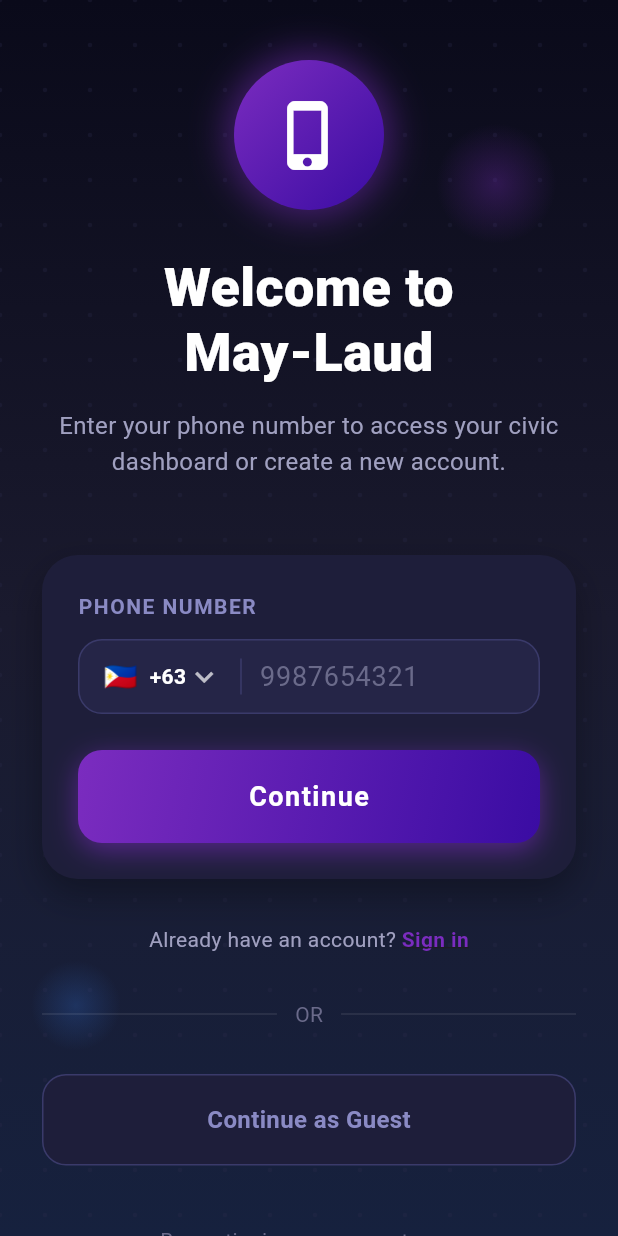
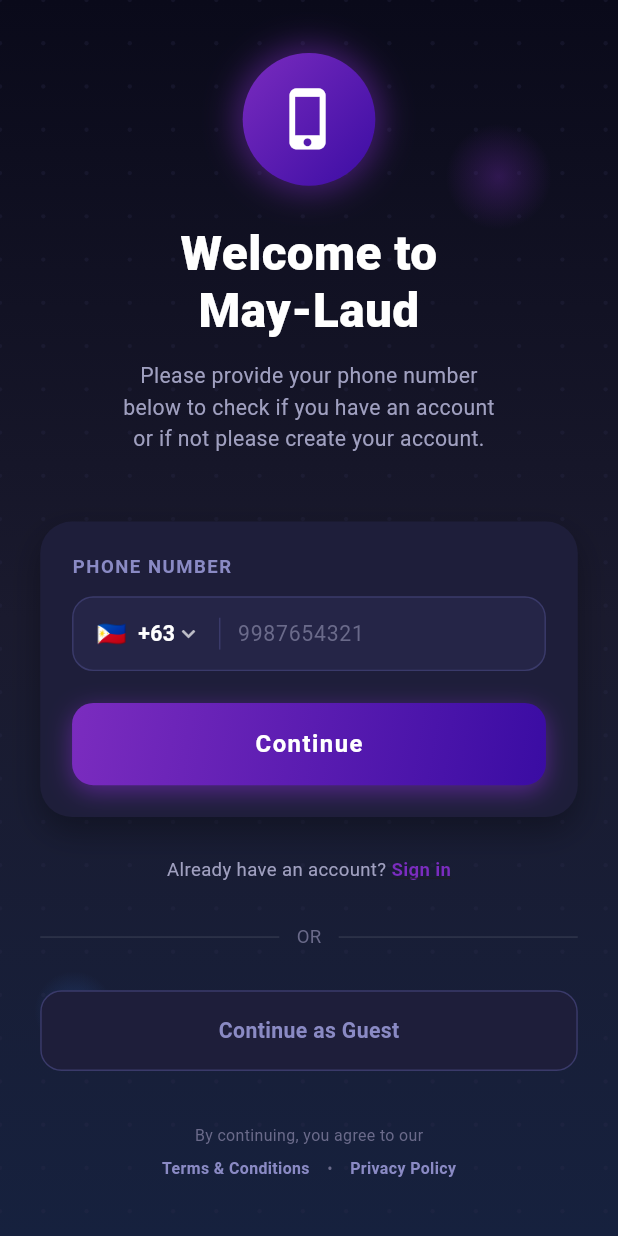
Before and after one commit to jmcallo-dev/may_laud, a Flutter app: the LoginScreen screen opened directly, on a phone screen of 412 x 824 dp. Run offline on Flutter 3.47's test engine with Material 3 defaults, Android fonts, the phone set to English and light mode, and no system bars; our stand-ins replace flutter_screenutil, flutter_svg, smooth_page_indicator.

Commit message:
changes for production

```diff
--- a/lib/user_login/login_number.dart
+++ b/lib/user_login/login_number.dart
@@ -1,9 +1,9 @@
-// ignore_for_file: deprecated_member_use
-
 import 'package:flutter/material.dart';
+import 'package:flutter/services.dart';
 import 'package:may_laud/user_login/home.dart';
 import 'package:may_laud/user_login/screens/login_screens/account_not_found_screen.dart';
 import 'package:may_laud/user_login/welcome_back.dart';
+import 'package:flutter_screenutil/flutter_screenutil.dart';
 
 void main() {
   runApp(const MyApp());
@@ -21,7 +21,7 @@ class MyApp extends StatelessWidget {
   }
 }
 
-/// ---------------- PREMIUM LOGIN SCREEN ----------------
+/// ---------------- PHONE NUMBER CHECKING LOGIN SCREEN ----------------
 class LoginScreen extends StatefulWidget {
   const LoginScreen({super.key});
 
@@ -56,8 +56,6 @@ class _LoginScreenState extends State<LoginScreen> {
 
   @override
   Widget build(BuildContext context) {
-    final size = MediaQuery.of(context).size;
-
     return Scaffold(
       backgroundColor: const Color(0xFF0A0A1A),
       body: Stack(
@@ -85,11 +83,11 @@ class _LoginScreenState extends State<LoginScreen> {
 
           // Animated floating elements
           Positioned(
-            top: size.height * 0.1,
-            right: size.width * 0.1,
+            top: 0.1.sh,
+            right: 0.1.sw,
             child: Container(
-              width: 80,
-              height: 80,
+              width: 80.w,
+              height: 80.h,
               decoration: BoxDecoration(
                 shape: BoxShape.circle,
                 gradient: RadialGradient(
@@ -103,11 +101,11 @@ class _LoginScreenState extends State<LoginScreen> {
           ),
 
           Positioned(
-            bottom: size.height * 0.15,
-            left: size.width * 0.05,
+            bottom: 0.15.sh,
+            left: 0.05.sw,
             child: Container(
-              width: 60,
-              height: 60,
+              width: 60.w,
+              height: 60.h,
               decoration: BoxDecoration(
                 shape: BoxShape.circle,
                 gradient: RadialGradient(
@@ -122,16 +120,16 @@ class _LoginScreenState extends State<LoginScreen> {
 
           SafeArea(
             child: SingleChildScrollView(
-              padding: const EdgeInsets.symmetric(horizontal: 28),
+              padding: EdgeInsets.symmetric(horizontal: 28.w),
               child: Column(
                 crossAxisAlignment: CrossAxisAlignment.center,
                 children: [
-                  const SizedBox(height: 40),
+                  SizedBox(height: 40.h),
 
                   // App Logo/Icon with glow effect
                   Container(
-                    width: 100,
-                    height: 100,
+                    width: 100.w,
+                    height: 100.h,
                     decoration: BoxDecoration(
                       shape: BoxShape.circle,
                       gradient: const LinearGradient(
@@ -145,141 +143,150 @@ class _LoginScreenState extends State<LoginScreen> {
                       boxShadow: [
                         BoxShadow(
                           color: const Color(0xFF7B2CBF).withOpacity(0.5),
-                          blurRadius: 20,
-                          spreadRadius: 5,
+                          blurRadius: 20.r,
+                          spreadRadius: 5.r,
                         ),
                       ],
                     ),
-                    child: const Center(
+                    child: Center(
                       child: Icon(
                         Icons.phone_iphone,
-                        size: 50,
+                        size: 50.sp,
                         color: Colors.white,
                       ),
                     ),
                   ),
 
-                  const SizedBox(height: 30),
+                  SizedBox(height: 30.h),
 
                   // Title
-                  const Text(
+                  Text(
                     "Welcome to\nMay‑Laud",
                     textAlign: TextAlign.center,
                     style: TextStyle(
-                      fontSize: 36,
+                      fontSize: 36.sp,
                       fontWeight: FontWeight.w800,
                       color: Colors.white,
                       height: 1.2,
                     ),
                   ),
 
-                  const SizedBox(height: 16),
+                  SizedBox(height: 16.h),
 
                   // Subtitle
-                  const Text(
-                    "Enter your phone number to access your civic dashboard or create a new account.",
+                  Text(
+                    "Please provide your phone number\nbelow to check if you have an account\nor if not please create your account.",
                     textAlign: TextAlign.center,
                     style: TextStyle(
-                      fontSize: 16,
-                      color: Color(0xFFA0A0C0),
+                      fontSize: 16.sp,
+                      color: const Color(0xFFA0A0C0),
                       height: 1.5,
                     ),
                   ),
 
-                  const SizedBox(height: 50),
+                  SizedBox(height: 50.h),
 
                   // Phone input card
                   Container(
-                    padding: const EdgeInsets.all(24),
+                    padding: EdgeInsets.all(24.r),
                     decoration: BoxDecoration(
                       color: const Color(0xFF1E1E3A),
-                      borderRadius: BorderRadius.circular(24),
+                      borderRadius: BorderRadius.circular(24.r),
                       boxShadow: [
                         BoxShadow(
                           color: Colors.black.withOpacity(0.3),
-                          blurRadius: 20,
-                          offset: const Offset(0, 10),
+                          blurRadius: 20.r,
+                          offset: Offset(0, 10.h),
                         ),
                       ],
                     ),
                     child: Column(
                       crossAxisAlignment: CrossAxisAlignment.start,
                       children: [
-                        const Text(
+                        Text(
                           "PHONE NUMBER",
                           style: TextStyle(
-                            fontSize: 14,
+                            fontSize: 14.sp,
                             fontWeight: FontWeight.w600,
-                            color: Color(0xFF8A8AC4),
+                            color: const Color(0xFF8A8AC4),
                             letterSpacing: 1,
                           ),
                         ),
-                        const SizedBox(height: 12),
+                        SizedBox(height: 12.h),
                         Container(
-                          padding: const EdgeInsets.symmetric(horizontal: 16),
+                          padding: EdgeInsets.symmetric(horizontal: 16.w),
                           decoration: BoxDecoration(
                             color: const Color(0xFF252547),
-                            borderRadius: BorderRadius.circular(16),
+                            borderRadius: BorderRadius.circular(16.r),
                             border: Border.all(
                               color: const Color(0xFF3A3A6A),
-                              width: 1,
+                              width: 1.w,
                             ),
                           ),
                           child: Row(
                             children: [
                               Row(
-                                children: const [
-                                  Text("🇵🇭", style: TextStyle(fontSize: 18)),
-                                  SizedBox(width: 8),
+                                children: [
+                                  Text("🇵🇭",
+                                      style: TextStyle(fontSize: 18.sp)),
+                                  SizedBox(width: 8.w),
                                   Text(
                                     "+63",
                                     style: TextStyle(
                                       fontWeight: FontWeight.w600,
                                       color: Colors.white,
+                                      fontSize: 16.sp,
                                     ),
                                   ),
                                   Icon(
                                     Icons.keyboard_arrow_down,
                                     color: Colors.white70,
+                                    size: 20.sp,
                                   ),
                                 ],
                               ),
-                              const SizedBox(width: 12),
+                              SizedBox(width: 12.w),
                               Container(
-                                width: 1,
-                                height: 24,
+                                width: 1.w,
+                                height: 24.h,
                                 color: const Color(0xFF3A3A6A),
                               ),
-                              const SizedBox(width: 12),
+                              SizedBox(width: 12.w),
                               Expanded(
                                 child: TextField(
                                   controller: phoneController,
                                   keyboardType: TextInputType.phone,
-                                  style: const TextStyle(
+                                  inputFormatters: [
+                                    FilteringTextInputFormatter.digitsOnly,
+                                  ],
+                                  maxLength: 10,
+                                  style: TextStyle(
                                     color: Colors.white,
-                                    fontSize: 18,
+                                    fontSize: 18.sp,
                                   ),
-                                  decoration: const InputDecoration(
+                                  decoration: InputDecoration(
                                     hintText: "9987654321",
                                     hintStyle: TextStyle(
-                                      color: Color(0xFF6A6A8A),
+                                      color: const Color(0xFF6A6A8A),
+                                      fontSize: 16.sp,
                                     ),
                                     border: InputBorder.none,
+                                    counterText: '',
                                   ),
                                 ),
                               ),
                             ],
                           ),
                         ),
-                        const SizedBox(height: 24),
+                        SizedBox(height: 24.h),
                         // Continue button
                         GestureDetector(
                           onTap: handleContinue,
                           child: Container(
                             width: double.infinity,
-                            padding: const EdgeInsets.symmetric(vertical: 18),
+                            padding: EdgeInsets.symmetric(vertical: 18.h),
                             decoration: BoxDecoration(
-                              borderRadius: BorderRadius.circular(16),
+                              borderRadius: BorderRadius.circular(16.r),
                               gradient: const LinearGradient(
                                 colors: [
                                   Color(0xFF7B2CBF),
@@ -292,17 +299,17 @@ class _LoginScreenState extends State<LoginScreen> {
                                 BoxShadow(
                                   color:
                                       const Color(0xFF7B2CBF).withOpacity(0.6),
-                                  blurRadius: 15,
-                                  offset: const Offset(0, 5),
+                                  blurRadius: 15.r,
+                                  offset: Offset(0, 5.h),
                                 ),
                               ],
                             ),
-                            child: const Center(
+                            child: Center(
                               child: Text(
                                 "Continue",
                                 style: TextStyle(
                                   color: Colors.white,
-                                  fontSize: 18,
+                                  fontSize: 18.sp,
                                   fontWeight: FontWeight.w700,
                                   letterSpacing: 1,
                                 ),
@@ -314,15 +321,16 @@ class _LoginScreenState extends State<LoginScreen> {
                     ),
                   ),
 
-                  const SizedBox(height: 30),
+                  SizedBox(height: 30.h),
 
                   // Secondary options
                   Row(
                     mainAxisAlignment: MainAxisAlignment.center,
                     children: [
-                      const Text(
+                      Text(
                         "Already have an account? ",
-                        style: TextStyle(color: Color(0xFFA0A0C0)),
+                        style: TextStyle(
+                            color: const Color(0xFFA0A0C0), fontSize: 14.sp),
                       ),
                       GestureDetector(
                         onTap: () {
@@ -333,30 +341,32 @@ class _LoginScreenState extends State<LoginScreen> {
                             ),
                           );
                         },
-                        child: const Text(
+                        child: Text(
                           "Sign in",
                           style: TextStyle(
-                            color: Color(0xFF7B2CBF),
+                            color: const Color(0xFF7B2CBF),
                             fontWeight: FontWeight.bold,
                             decoration: TextDecoration.underline,
+                            fontSize: 14.sp,
                           ),
                         ),
                       ),
                     ],
                   ),
 
-                  const SizedBox(height: 30),
+                  SizedBox(height: 30.h),
 
                   Row(
                     children: [
                       Expanded(
                         child: Divider(color: Colors.white.withOpacity(0.1)),
                       ),
-                      const Padding(
-                        padding: EdgeInsets.symmetric(horizontal: 12),
+                      Padding(
+                        padding: EdgeInsets.symmetric(horizontal: 12.w),
                         child: Text(
                           "OR",
-                          style: TextStyle(color: Color(0xFF6A6A8A)),
+                          style: TextStyle(
+                              color: const Color(0xFF6A6A8A), fontSize: 14.sp),
                         ),
                       ),
                       Expanded(
@@ -365,7 +375,7 @@ class _LoginScreenState extends State<LoginScreen> {
                     ],
                   ),
 
-                  const SizedBox(height: 30),
+                  SizedBox(height: 30.h),
 
                   // Guest button
                   GestureDetector(
@@ -379,60 +389,65 @@ class _LoginScreenState extends State<LoginScreen> {
                     },
                     child: Container(
                       width: double.infinity,
-                      padding: const EdgeInsets.symmetric(vertical: 18),
+                      padding: EdgeInsets.symmetric(vertical: 18.h),
                       decoration: BoxDecoration(
-                        borderRadius: BorderRadius.circular(16),
+                        borderRadius: BorderRadius.circular(16.r),
                         color: const Color(0xFF1E1E3A),
                         border: Border.all(
                           color: const Color(0xFF3A3A6A),
-                          width: 1,
+                          width: 1.w,
                         ),
                       ),
-                      child: const Center(
+                      child: Center(
                         child: Text(
                           "Continue as Guest",
                           style: TextStyle(
-                            color: Color(0xFF8A8AC4),
+                            color: const Color(0xFF8A8AC4),
                             fontWeight: FontWeight.w600,
-                            fontSize: 16,
+                            fontSize: 16.sp,
                           ),
                         ),
                       ),
                     ),
                   ),
 
-                  const SizedBox(height: 40),
+                  SizedBox(height: 40.h),
 
                   // Footer
-                  const Text(
+                  Text(
                     "By continuing, you agree to our",
-                    style: TextStyle(color: Color(0xFF6A6A8A)),
+                    style: TextStyle(
+                        color: const Color(0xFF6A6A8A), fontSize: 12.sp),
                   ),
-                  const SizedBox(height: 8),
+                  SizedBox(height: 8.h),
                   Row(
                     mainAxisAlignment: MainAxisAlignment.center,
-                    children: const [
+                    children: [
                       Text(
                         "Terms & Conditions",
                         style: TextStyle(
-                          color: Color(0xFF8A8AC4),
+                          color: const Color(0xFF8A8AC4),
                           fontWeight: FontWeight.w600,
+                          fontSize: 12.sp,
                         ),
                       ),
-                      SizedBox(width: 12),
-                      Text("•", style: TextStyle(color: Color(0xFF6A6A8A))),
-                      SizedBox(width: 12),
+                      SizedBox(width: 12.w),
+                      Text("•",
+                          style: TextStyle(
+                              color: const Color(0xFF6A6A8A), fontSize: 12.sp)),
+                      SizedBox(width: 12.w),
                       Text(
                         "Privacy Policy",
                         style: TextStyle(
-                          color: Color(0xFF8A8AC4),
+                          color: const Color(0xFF8A8AC4),
                           fontWeight: FontWeight.w600,
+                          fontSize: 12.sp,
                         ),
                       ),
                     ],
                   ),
 
-                  const SizedBox(height: 40),
+                  SizedBox(height: 40.h),
                 ],
               ),
             ),
@@ -451,8 +466,9 @@ class _DotsPainter extends CustomPainter {
       ..color = const Color(0xFF2A2A4A).withOpacity(0.3)
       ..style = PaintingStyle.fill;
 
-    const double spacing = 30;
-    final double dotRadius = 1.5;
+    final double spacing =
+        size.width * 0.07; // Responsive spacing based on screen width
+    final double dotRadius = size.width * 0.0035; // Responsive dot radius
 
     for (double x = 0; x < size.width; x += spacing) {
       for (double y = 0; y < size.height; y += spacing) {
```
